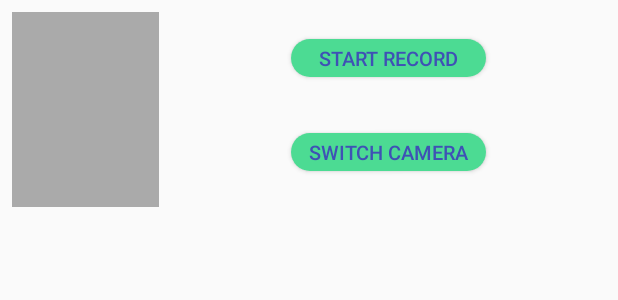
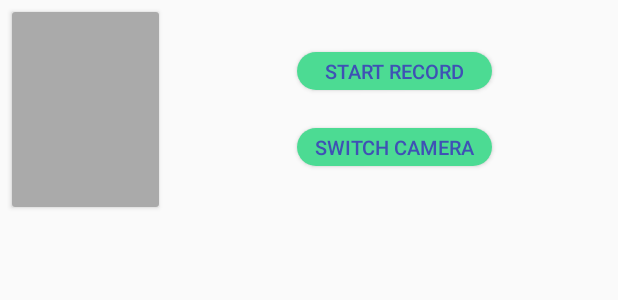
Before and after one commit to Windsander/Android-UltimateGPUImage, an Android app: the layout holder_video_controller.xml on its own in the app's theme, with its tools: preview values and no code run, on a phone screen of 412 x 824 dp. Shown: the top 300 px of the screen. Run offline under Robolectric (Android 15) with nearby library versions, the light colour scheme and no system bars.

Commit message:
简化代码

```diff
--- a/library/src/main/java/cn/co/willow/android/ultimate/gpuimage/core_config/OutputConfig.java
+++ b/library/src/main/java/cn/co/willow/android/ultimate/gpuimage/core_config/OutputConfig.java
@@ -11,7 +11,7 @@ import static android.media.AudioFormat.CHANNEL_IN_MONO;
  */
 public class OutputConfig {
 
-    public static final int TIMEOUT_USEC = 10000;
+    public static final int TIMEOUT_USEC = 0;
 
     /*默认输出配置==================================================================================*/
     // 输出视频参数配置
--- a/library/src/main/java/cn/co/willow/android/ultimate/gpuimage/core_record_18/TextureMovieEncoder.java
+++ b/library/src/main/java/cn/co/willow/android/ultimate/gpuimage/core_record_18/TextureMovieEncoder.java
@@ -34,6 +34,7 @@ import cn.co.willow.android.ultimate.gpuimage.core_record_18.base_encoder.XMedia
 import cn.co.willow.android.ultimate.gpuimage.core_record_18.gles.EGLCore;
 import cn.co.willow.android.ultimate.gpuimage.core_record_18.gles.WindowSurface;
 import cn.co.willow.android.ultimate.gpuimage.core_render_filter.GPUImageFilter;
+import cn.co.willow.android.ultimate.gpuimage.utils.LogUtil;
 
 /**
  * 视频同步合成流程队列式控制类
--- a/sample/src/main/java/cn/co/willow/android/ultimate/gpuimage/sample/util/FileUtil.java
+++ b/sample/src/main/java/cn/co/willow/android/ultimate/gpuimage/sample/util/FileUtil.java
@@ -107,6 +107,7 @@ public class FileUtil {
 
     /** save Bitmap to file */
     private static File saveBitmap(String fileRootPath, Bitmap bitmap) {
+        if (bitmap == null) return null;
         try {
             String imageMd5 = DEF_PREFIX + "cover_" + System.currentTimeMillis();
             String filename = fileRootPath + imageMd5 + ".png";
--- a/sample/src/main/res/layout/holder_video_controller.xml
+++ b/sample/src/main/res/layout/holder_video_controller.xml
@@ -1,22 +1,36 @@
 <?xml version="1.0" encoding="utf-8"?>
-<android.support.constraint.ConstraintLayout xmlns:android="http://schemas.android.com/apk/res/android"
+<RelativeLayout xmlns:android="http://schemas.android.com/apk/res/android"
                 xmlns:app="http://schemas.android.com/apk/res-auto"
                 xmlns:tools="http://schemas.android.com/tools"
                 android:layout_width="match_parent"
                 android:layout_height="146dp">
 
-    <ImageView
-        android:id="@+id/last_video_btn"
+    <android.support.v7.widget.CardView
+        android:id="@+id/last_video_cont"
         android:layout_width="98dp"
-        android:layout_height="0dp"
+        android:layout_height="match_parent"
         android:layout_marginBottom="8dp"
         android:layout_marginLeft="8dp"
         android:layout_marginTop="8dp"
-        android:background="@android:color/darker_gray"
-        app:layout_constraintBottom_toBottomOf="parent"
-        app:layout_constraintLeft_toLeftOf="parent"
-        app:layout_constraintTop_toTopOf="parent"
-        app:layout_constraintVertical_bias="0.0" />
+        android:visibility="gone"
+        tools:visibility="visible">
+
+        <ImageView
+            android:id="@+id/last_video_btn"
+            android:layout_width="match_parent"
+            android:layout_height="match_parent"
+            android:background="@android:color/darker_gray"/>
+
+    </android.support.v7.widget.CardView>
+
+    <LinearLayout
+        android:id="@+id/record_controller"
+        android:layout_width="match_parent"
+        android:layout_height="match_parent"
+        android:layout_marginStart="8dp"
+        android:gravity="center"
+        android:layout_toRightOf="@+id/last_video_cont"
+        android:orientation="vertical">
 
         <Button
             android:id="@+id/start_record_btn"
@@ -24,37 +38,29 @@
             android:layout_height="25dp"
             android:layout_marginLeft="8dp"
             android:layout_marginRight="8dp"
-        android:layout_marginTop="26dp"
             android:background="@drawable/control_default_camera_btn"
             android:paddingLeft="7dp"
             android:paddingRight="7dp"
             android:scaleType="centerCrop"
             android:text="@string/control_start_record"
             android:textColor="@color/colorPrimary"
-        android:textSize="6pt"
-        app:layout_constraintLeft_toRightOf="@+id/last_video_btn"
-        app:layout_constraintRight_toRightOf="parent"
-        app:layout_constraintTop_toTopOf="parent"/>
+            android:textSize="6pt"/>
 
         <Button
             android:id="@+id/switch_camera_btn"
             android:layout_width="130dp"
             android:layout_height="25dp"
-        android:layout_marginBottom="8dp"
+            android:layout_marginLeft="8dp"
             android:layout_marginRight="8dp"
-        android:layout_marginTop="8dp"
+            android:layout_marginTop="25dp"
             android:background="@drawable/control_default_camera_btn"
             android:paddingLeft="7dp"
             android:paddingRight="7dp"
             android:scaleType="centerCrop"
             android:text="@string/control_switch_camera"
             android:textColor="@color/colorPrimary"
-        android:textSize="6pt"
-        app:layout_constraintBottom_toBottomOf="parent"
-        app:layout_constraintRight_toRightOf="parent"
-        app:layout_constraintVertical_bias="0.555"
-        app:layout_constraintTop_toBottomOf="@+id/start_record_btn"
-        app:layout_constraintLeft_toRightOf="@+id/last_video_btn"
-        android:layout_marginLeft="8dp" />
+            android:textSize="6pt"/>
 
-</android.support.constraint.ConstraintLayout>
+    </LinearLayout>
+
+</RelativeLayout>
```
Also changed, not shown: library/src/main/java/cn/co/willow/android/ultimate/gpuimage/core_record_18/base_encoder/AudioEncoder.java (+73 -45 lines), library/src/main/java/cn/co/willow/android/ultimate/gpuimage/core_record_18/base_encoder/VideoEncoder.java (+50 -40 lines), library/src/main/java/cn/co/willow/android/ultimate/gpuimage/core_record_18/base_encoder/XMediaMuxer.java (+36 -30 lines), sample/src/main/java/cn/co/willow/android/ultimate/gpuimage/sample/function_holder/VideoControlHolder.java (+30 -5 lines), sample/src/main/java/cn/co/willow/android/ultimate/gpuimage/sample/interaction_logic/SamplePresenter.java (+5 -4 lines). Lines whose indentation alone changed are shown as unchanged.
